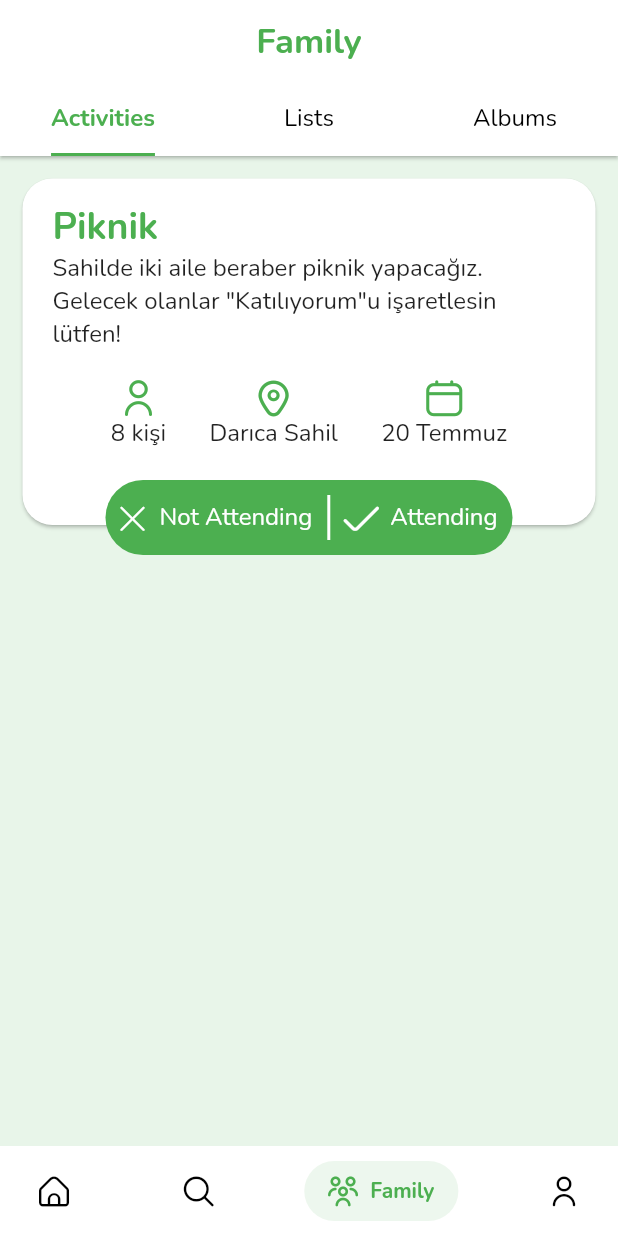
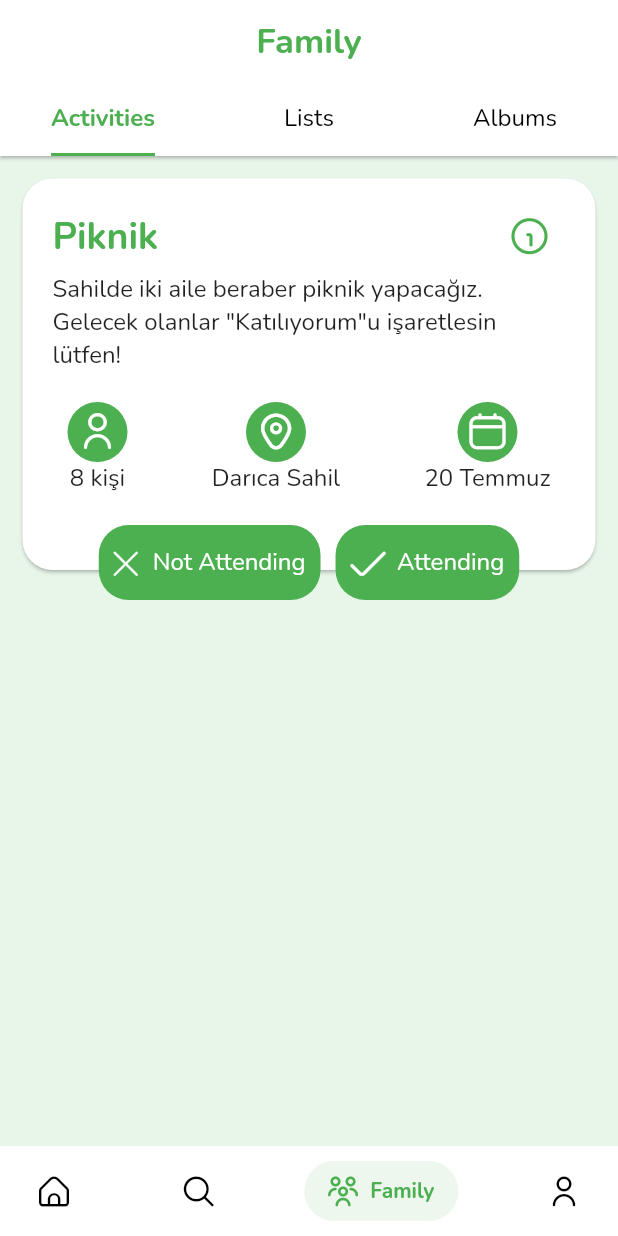
Before and after one commit to simamoglu/famille, a Flutter app: the screen it shows after launch, item 3 of the bottom bar chosen, on a phone screen of 412 x 824 dp. Run offline on Flutter 3.47's test engine with Material 2 defaults, Android fonts, the phone set to English and light mode, and no system bars; drawn by our look-alikes of salomon_bottom_bar; our stand-ins replace google_maps_flutter; generated files the repository leaves out were written again.

Commit message:
Activity detail screen was added and edited

```diff
--- a/lib/custom_icons.dart
+++ b/lib/custom_icons.dart
@@ -21,65 +21,126 @@ class FamilleIcons {
   static const _kFontFam = 'FamilleIcons';
   static const String? _kFontPkg = null;
 
-  static const IconData history = IconData(0xe82e, fontFamily: _kFontFam, fontPackage: _kFontPkg);
-  static const IconData home = IconData(0xe82f, fontFamily: _kFontFam, fontPackage: _kFontPkg);
-  static const IconData info = IconData(0xe830, fontFamily: _kFontFam, fontPackage: _kFontPkg);
-  static const IconData like = IconData(0xe831, fontFamily: _kFontFam, fontPackage: _kFontPkg);
-  static const IconData list_check = IconData(0xe832, fontFamily: _kFontFam, fontPackage: _kFontPkg);
-  static const IconData location = IconData(0xe833, fontFamily: _kFontFam, fontPackage: _kFontPkg);
-  static const IconData menu_burger = IconData(0xe834, fontFamily: _kFontFam, fontPackage: _kFontPkg);
-  static const IconData moon = IconData(0xe837, fontFamily: _kFontFam, fontPackage: _kFontPkg);
-  static const IconData palette = IconData(0xe838, fontFamily: _kFontFam, fontPackage: _kFontPkg);
-  static const IconData phone_call = IconData(0xe839, fontFamily: _kFontFam, fontPackage: _kFontPkg);
-  static const IconData picture = IconData(0xe83a, fontFamily: _kFontFam, fontPackage: _kFontPkg);
-  static const IconData plus = IconData(0xe83b, fontFamily: _kFontFam, fontPackage: _kFontPkg);
-  static const IconData refresh = IconData(0xe83c, fontFamily: _kFontFam, fontPackage: _kFontPkg);
-  static const IconData remove_user = IconData(0xe83d, fontFamily: _kFontFam, fontPackage: _kFontPkg);
-  static const IconData search = IconData(0xe83e, fontFamily: _kFontFam, fontPackage: _kFontPkg);
-  static const IconData send = IconData(0xe83f, fontFamily: _kFontFam, fontPackage: _kFontPkg);
-  static const IconData settings = IconData(0xe840, fontFamily: _kFontFam, fontPackage: _kFontPkg);
-  static const IconData settings_sliders = IconData(0xe841, fontFamily: _kFontFam, fontPackage: _kFontPkg);
-  static const IconData share = IconData(0xe842, fontFamily: _kFontFam, fontPackage: _kFontPkg);
-  static const IconData shopping_bag = IconData(0xe843, fontFamily: _kFontFam, fontPackage: _kFontPkg);
-  static const IconData sign_out_alt = IconData(0xe844, fontFamily: _kFontFam, fontPackage: _kFontPkg);
-  static const IconData square = IconData(0xe845, fontFamily: _kFontFam, fontPackage: _kFontPkg);
-  static const IconData sun = IconData(0xe846, fontFamily: _kFontFam, fontPackage: _kFontPkg);
-  static const IconData trash = IconData(0xe847, fontFamily: _kFontFam, fontPackage: _kFontPkg);
-  static const IconData user = IconData(0xe848, fontFamily: _kFontFam, fontPackage: _kFontPkg);
-  static const IconData user_add = IconData(0xe849, fontFamily: _kFontFam, fontPackage: _kFontPkg);
-  static const IconData mode_portrait = IconData(0xe84a, fontFamily: _kFontFam, fontPackage: _kFontPkg);
-  static const IconData add = IconData(0xe84b, fontFamily: _kFontFam, fontPackage: _kFontPkg);
-  static const IconData angle_left = IconData(0xe84c, fontFamily: _kFontFam, fontPackage: _kFontPkg);
-  static const IconData angle_down = IconData(0xe84e, fontFamily: _kFontFam, fontPackage: _kFontPkg);
-  static const IconData apps = IconData(0xe84f, fontFamily: _kFontFam, fontPackage: _kFontPkg);
-  static const IconData apps_add = IconData(0xe850, fontFamily: _kFontFam, fontPackage: _kFontPkg);
-  static const IconData at = IconData(0xe851, fontFamily: _kFontFam, fontPackage: _kFontPkg);
-  static const IconData bell = IconData(0xe852, fontFamily: _kFontFam, fontPackage: _kFontPkg);
-  static const IconData bookmark = IconData(0xe853, fontFamily: _kFontFam, fontPackage: _kFontPkg);
-  static const IconData bookmark_filled = IconData(0xe854, fontFamily: _kFontFam, fontPackage: _kFontPkg);
-  static const IconData brush = IconData(0xe855, fontFamily: _kFontFam, fontPackage: _kFontPkg);
-  static const IconData calendar = IconData(0xe856, fontFamily: _kFontFam, fontPackage: _kFontPkg);
-  static const IconData camera = IconData(0xe857, fontFamily: _kFontFam, fontPackage: _kFontPkg);
-  static const IconData chats = IconData(0xe858, fontFamily: _kFontFam, fontPackage: _kFontPkg);
-  static const IconData check = IconData(0xe859, fontFamily: _kFontFam, fontPackage: _kFontPkg);
-  static const IconData checkbox = IconData(0xe85a, fontFamily: _kFontFam, fontPackage: _kFontPkg);
-  static const IconData child_head = IconData(0xe85b, fontFamily: _kFontFam, fontPackage: _kFontPkg);
-  static const IconData clip = IconData(0xe85c, fontFamily: _kFontFam, fontPackage: _kFontPkg);
-  static const IconData comment = IconData(0xe85d, fontFamily: _kFontFam, fontPackage: _kFontPkg);
-  static const IconData contacts = IconData(0xe85e, fontFamily: _kFontFam, fontPackage: _kFontPkg);
-  static const IconData copy = IconData(0xe85f, fontFamily: _kFontFam, fontPackage: _kFontPkg);
-  static const IconData cross = IconData(0xe860, fontFamily: _kFontFam, fontPackage: _kFontPkg);
-  static const IconData cross_circle = IconData(0xe861, fontFamily: _kFontFam, fontPackage: _kFontPkg);
-  static const IconData download = IconData(0xe862, fontFamily: _kFontFam, fontPackage: _kFontPkg);
-  static const IconData donate = IconData(0xe863, fontFamily: _kFontFam, fontPackage: _kFontPkg);
-  static const IconData envelope = IconData(0xe864, fontFamily: _kFontFam, fontPackage: _kFontPkg);
-  static const IconData expand = IconData(0xe865, fontFamily: _kFontFam, fontPackage: _kFontPkg);
-  static const IconData family = IconData(0xe866, fontFamily: _kFontFam, fontPackage: _kFontPkg);
-  static const IconData filter = IconData(0xe867, fontFamily: _kFontFam, fontPackage: _kFontPkg);
-  static const IconData folder = IconData(0xe868, fontFamily: _kFontFam, fontPackage: _kFontPkg);
-  static const IconData following = IconData(0xe869, fontFamily: _kFontFam, fontPackage: _kFontPkg);
-  static const IconData globe = IconData(0xe86a, fontFamily: _kFontFam, fontPackage: _kFontPkg);
-  static const IconData grin = IconData(0xe86b, fontFamily: _kFontFam, fontPackage: _kFontPkg);
-  static const IconData heart = IconData(0xe86c, fontFamily: _kFontFam, fontPackage: _kFontPkg);
-  static const IconData heart_filled = IconData(0xe86d, fontFamily: _kFontFam, fontPackage: _kFontPkg);
+  static const IconData history =
+      IconData(0xe82e, fontFamily: _kFontFam, fontPackage: _kFontPkg);
+  static const IconData home =
+      IconData(0xe82f, fontFamily: _kFontFam, fontPackage: _kFontPkg);
+  static const IconData info =
+      IconData(0xe830, fontFamily: _kFontFam, fontPackage: _kFontPkg);
+  static const IconData like =
+      IconData(0xe831, fontFamily: _kFontFam, fontPackage: _kFontPkg);
+  static const IconData listcheck =
+      IconData(0xe832, fontFamily: _kFontFam, fontPackage: _kFontPkg);
+  static const IconData location =
+      IconData(0xe833, fontFamily: _kFontFam, fontPackage: _kFontPkg);
+  static const IconData menuburger =
+      IconData(0xe834, fontFamily: _kFontFam, fontPackage: _kFontPkg);
+  static const IconData moon =
+      IconData(0xe837, fontFamily: _kFontFam, fontPackage: _kFontPkg);
+  static const IconData palette =
+      IconData(0xe838, fontFamily: _kFontFam, fontPackage: _kFontPkg);
+  static const IconData phonecall =
+      IconData(0xe839, fontFamily: _kFontFam, fontPackage: _kFontPkg);
+  static const IconData picture =
+      IconData(0xe83a, fontFamily: _kFontFam, fontPackage: _kFontPkg);
+  static const IconData plus =
+      IconData(0xe83b, fontFamily: _kFontFam, fontPackage: _kFontPkg);
+  static const IconData refresh =
+      IconData(0xe83c, fontFamily: _kFontFam, fontPackage: _kFontPkg);
+  static const IconData removeuser =
+      IconData(0xe83d, fontFamily: _kFontFam, fontPackage: _kFontPkg);
+  static const IconData search =
+      IconData(0xe83e, fontFamily: _kFontFam, fontPackage: _kFontPkg);
+  static const IconData send =
+      IconData(0xe83f, fontFamily: _kFontFam, fontPackage: _kFontPkg);
+  static const IconData settings =
+      IconData(0xe840, fontFamily: _kFontFam, fontPackage: _kFontPkg);
+  static const IconData settingssliders =
+      IconData(0xe841, fontFamily: _kFontFam, fontPackage: _kFontPkg);
+  static const IconData share =
+      IconData(0xe842, fontFamily: _kFontFam, fontPackage: _kFontPkg);
+  static const IconData shoppingbag =
+      IconData(0xe843, fontFamily: _kFontFam, fontPackage: _kFontPkg);
+  static const IconData signoutalt =
+      IconData(0xe844, fontFamily: _kFontFam, fontPackage: _kFontPkg);
+  static const IconData square =
+      IconData(0xe845, fontFamily: _kFontFam, fontPackage: _kFontPkg);
+  static const IconData sun =
+      IconData(0xe846, fontFamily: _kFontFam, fontPackage: _kFontPkg);
+  static const IconData trash =
+      IconData(0xe847, fontFamily: _kFontFam, fontPackage: _kFontPkg);
+  static const IconData user =
+      IconData(0xe848, fontFamily: _kFontFam, fontPackage: _kFontPkg);
+  static const IconData useradd =
+      IconData(0xe849, fontFamily: _kFontFam, fontPackage: _kFontPkg);
+  static const IconData modeportrait =
+      IconData(0xe84a, fontFamily: _kFontFam, fontPackage: _kFontPkg);
+  static const IconData add =
+      IconData(0xe84b, fontFamily: _kFontFam, fontPackage: _kFontPkg);
+  static const IconData angleleft =
+      IconData(0xe84c, fontFamily: _kFontFam, fontPackage: _kFontPkg);
+  static const IconData angledown =
+      IconData(0xe84e, fontFamily: _kFontFam, fontPackage: _kFontPkg);
+  static const IconData apps =
+      IconData(0xe84f, fontFamily: _kFontFam, fontPackage: _kFontPkg);
+  static const IconData appsadd =
+      IconData(0xe850, fontFamily: _kFontFam, fontPackage: _kFontPkg);
+  static const IconData at =
+      IconData(0xe851, fontFamily: _kFontFam, fontPackage: _kFontPkg);
+  static const IconData bell =
+      IconData(0xe852, fontFamily: _kFontFam, fontPackage: _kFontPkg);
+  static const IconData bookmark =
+      IconData(0xe853, fontFamily: _kFontFam, fontPackage: _kFontPkg);
+  static const IconData bookmarkfilled =
+      IconData(0xe854, fontFamily: _kFontFam, fontPackage: _kFontPkg);
+  static const IconData brush =
+      IconData(0xe855, fontFamily: _kFontFam, fontPackage: _kFontPkg);
+  static const IconData calendar =
+      IconData(0xe856, fontFamily: _kFontFam, fontPackage: _kFontPkg);
+  static const IconData camera =
+      IconData(0xe857, fontFamily: _kFontFam, fontPackage: _kFontPkg);
+  static const IconData chats =
+      IconData(0xe858, fontFamily: _kFontFam, fontPackage: _kFontPkg);
+  static const IconData check =
+      IconData(0xe859, fontFamily: _kFontFam, fontPackage: _kFontPkg);
+  static const IconData checkbox =
+      IconData(0xe85a, fontFamily: _kFontFam, fontPackage: _kFontPkg);
+  static const IconData childhead =
+      IconData(0xe85b, fontFamily: _kFontFam, fontPackage: _kFontPkg);
+  static const IconData clip =
+      IconData(0xe85c, fontFamily: _kFontFam, fontPackage: _kFontPkg);
+  static const IconData comment =
+      IconData(0xe85d, fontFamily: _kFontFam, fontPackage: _kFontPkg);
+  static const IconData contacts =
+      IconData(0xe85e, fontFamily: _kFontFam, fontPackage: _kFontPkg);
+  static const IconData copy =
+      IconData(0xe85f, fontFamily: _kFontFam, fontPackage: _kFontPkg);
+  static const IconData cross =
+      IconData(0xe860, fontFamily: _kFontFam, fontPackage: _kFontPkg);
+  static const IconData crosscircle =
+      IconData(0xe861, fontFamily: _kFontFam, fontPackage: _kFontPkg);
+  static const IconData download =
+      IconData(0xe862, fontFamily: _kFontFam, fontPackage: _kFontPkg);
+  static const IconData donate =
+      IconData(0xe863, fontFamily: _kFontFam, fontPackage: _kFontPkg);
+  static const IconData envelope =
+      IconData(0xe864, fontFamily: _kFontFam, fontPackage: _kFontPkg);
+  static const IconData expand =
+      IconData(0xe865, fontFamily: _kFontFam, fontPackage: _kFontPkg);
+  static const IconData family =
+      IconData(0xe866, fontFamily: _kFontFam, fontPackage: _kFontPkg);
+  static const IconData filter =
+      IconData(0xe867, fontFamily: _kFontFam, fontPackage: _kFontPkg);
+  static const IconData folder =
+      IconData(0xe868, fontFamily: _kFontFam, fontPackage: _kFontPkg);
+  static const IconData following =
+      IconData(0xe869, fontFamily: _kFontFam, fontPackage: _kFontPkg);
+  static const IconData globe =
+      IconData(0xe86a, fontFamily: _kFontFam, fontPackage: _kFontPkg);
+  static const IconData grin =
+      IconData(0xe86b, fontFamily: _kFontFam, fontPackage: _kFontPkg);
+  static const IconData heart =
+      IconData(0xe86c, fontFamily: _kFontFam, fontPackage: _kFontPkg);
+  static const IconData heartfilled =
+      IconData(0xe86d, fontFamily: _kFontFam, fontPackage: _kFontPkg);
 }
--- a/lib/l10n/app_en.arb
+++ b/lib/l10n/app_en.arb
@@ -17,6 +17,10 @@
     "notAttending": "Not Attending",
     "lists": "Lists",
     "albums": "Albums",
+    "participants": "Participants",
+    "location": "Location",
+    "date": "Date",
+    "addtocalendar": "Add To Calendar",
 
     "bookmarks": "My Bookmarks",
     "alphabetical": "Alphabetical",
--- a/lib/l10n/app_tr.arb
+++ b/lib/l10n/app_tr.arb
@@ -17,6 +17,10 @@
     "notAttending": "Katılmıyorum",
     "lists": "Listeler",
     "albums": "Albümler",
+    "participants": "Katılımcılar",
+    "location": "Konum",
+    "date": "Tarih",
+    "addtocalendar": "Takvime Ekle",
 
     "bookmarks": "Kaydedilenlerim",
     "alphabetical": "Alfabetik",
--- a/lib/screens/activities_screen.dart
+++ b/lib/screens/activities_screen.dart
@@ -4,6 +4,7 @@ import 'package:famille/custom_icons.dart';
 
 import 'package:famille/widgets/custom_card.dart';
 import '../widgets/attend_bar.dart';
+import 'activity_details_screen.dart';
 
 class ActivitiesScreen extends StatelessWidget {
   const ActivitiesScreen({Key? key}) : super(key: key);
@@ -31,9 +32,29 @@ class ActivitiesScreen extends StatelessWidget {
                     padding: const EdgeInsets.symmetric(
                       horizontal: 10,
                     ),
-                    child: Text(
-                      'Piknik',
-                      style: Theme.of(context).textTheme.headline1,
+                    child: Row(
+                      mainAxisAlignment: MainAxisAlignment.spaceBetween,
+                      children: [
+                        Text(
+                          'Piknik',
+                          style: Theme.of(context).textTheme.headline1,
+                        ),
+                        IconButton(
+                          onPressed: () {
+                            Navigator.push(
+                              context,
+                              MaterialPageRoute(
+                                builder: (context) =>
+                                    const ActivityDetailsScreen(),
+                              ),
+                            );
+                          },
+                          icon: const Icon(
+                            FamilleIcons.info,
+                            color: Colors.green,
+                          ),
+                        ),
+                      ],
                     ),
                   ),
                   Padding(
@@ -48,31 +69,40 @@ class ActivitiesScreen extends StatelessWidget {
                   Padding(
                     padding: const EdgeInsets.all(20.0),
                     child: Row(
-                      mainAxisAlignment: MainAxisAlignment.spaceEvenly,
+                      mainAxisAlignment: MainAxisAlignment.spaceBetween,
                       children: [
                         Column(
                           children: const [
-                            Icon(
-                              FamilleIcons.user,
-                              color: Colors.green,
+                            CircleAvatar(
+                              backgroundColor: Colors.green,
+                              child: Icon(
+                                FamilleIcons.user,
+                                color: Colors.white,
+                              ),
                             ),
                             Text('8 kişi'),
                           ],
                         ),
                         Column(
                           children: const [
-                            Icon(
-                              FamilleIcons.location,
-                              color: Colors.green,
+                            CircleAvatar(
+                              backgroundColor: Colors.green,
+                              child: Icon(
+                                FamilleIcons.location,
+                                color: Colors.white,
+                              ),
                             ),
                             Text('Darıca Sahil'),
                           ],
                         ),
                         Column(
                           children: const [
-                            Icon(
-                              FamilleIcons.calendar,
-                              color: Colors.green,
+                            CircleAvatar(
+                              backgroundColor: Colors.green,
+                              child: Icon(
+                                FamilleIcons.calendar,
+                                color: Colors.white,
+                              ),
                             ),
                             Text('20 Temmuz'),
                           ],
--- a/lib/screens/bookmarks_screen.dart
+++ b/lib/screens/bookmarks_screen.dart
@@ -14,7 +14,7 @@ class BookmarksScreen extends StatelessWidget {
         centerTitle: true,
         leading: IconButton(
           icon: const Icon(
-            FamilleIcons.angle_left,
+            FamilleIcons.angleleft,
           ),
           onPressed: () => Navigator.of(context).pop(),
         ),
--- a/lib/screens/chat_screen.dart
+++ b/lib/screens/chat_screen.dart
@@ -16,7 +16,7 @@ class _ChatScreenState extends State<ChatScreen> {
       appBar: AppBar(
         leading: IconButton(
           icon: const Icon(
-            FamilleIcons.angle_left,
+            FamilleIcons.angleleft,
             color: Colors.green,
           ),
           onPressed: () => Navigator.of(context).pop(),
--- a/lib/screens/chats_list_screen.dart
+++ b/lib/screens/chats_list_screen.dart
@@ -17,7 +17,7 @@ class ChatsListScreen extends StatelessWidget {
       appBar: AppBar(
         leading: IconButton(
           icon: const Icon(
-            FamilleIcons.angle_left,
+            FamilleIcons.angleleft,
           ),
           onPressed: () => Navigator.of(context).pop(),
         ),
--- a/lib/screens/family_screen.dart
+++ b/lib/screens/family_screen.dart
@@ -1,7 +1,6 @@
 import 'package:flutter/material.dart';
 
 import 'package:flutter_gen/gen_l10n/app_localizations.dart';
-import 'package:famille/custom_icons.dart';
 
 import 'activities_screen.dart';
 import 'todo_list_screen.dart';
--- a/lib/screens/settings_screen.dart
+++ b/lib/screens/settings_screen.dart
@@ -22,7 +22,7 @@ class SettingsScreen extends StatelessWidget {
         centerTitle: true,
         leading: IconButton(
           icon: const Icon(
-            FamilleIcons.angle_left,
+            FamilleIcons.angleleft,
           ),
           onPressed: () => Navigator.of(context).pop(),
         ),
@@ -138,7 +138,7 @@ class SettingsScreen extends StatelessWidget {
                       mainAxisAlignment: MainAxisAlignment.start,
                       children: [
                         const Icon(
-                          FamilleIcons.settings_sliders,
+                          FamilleIcons.settingssliders,
                           color: Colors.green,
                           size: 30,
                         ),
--- a/lib/screens/settings_screens/about_screen.dart
+++ b/lib/screens/settings_screens/about_screen.dart
@@ -13,7 +13,7 @@ class AboutScreen extends StatelessWidget {
       appBar: AppBar(
         leading: IconButton(
           icon: const Icon(
-            FamilleIcons.angle_left,
+            FamilleIcons.angleleft,
           ),
           onPressed: () => Navigator.of(context).pop(),
         ),
--- a/lib/screens/settings_screens/app_settings_screen.dart
+++ b/lib/screens/settings_screens/app_settings_screen.dart
@@ -13,7 +13,7 @@ class AppSettingsScreen extends StatelessWidget {
       appBar: AppBar(
         leading: IconButton(
           icon: const Icon(
-            FamilleIcons.angle_left,
+            FamilleIcons.angleleft,
           ),
           onPressed: () => Navigator.of(context).pop(),
         ),
--- a/lib/screens/settings_screens/donation_screen.dart
+++ b/lib/screens/settings_screens/donation_screen.dart
@@ -13,7 +13,7 @@ class DonationScreen extends StatelessWidget {
       appBar: AppBar(
         leading: IconButton(
           icon: const Icon(
-            FamilleIcons.angle_left,
+            FamilleIcons.angleleft,
           ),
           onPressed: () => Navigator.of(context).pop(),
         ),
--- a/lib/screens/settings_screens/profile_settings_screen.dart
+++ b/lib/screens/settings_screens/profile_settings_screen.dart
@@ -13,7 +13,7 @@ class ProfileSettingsScreen extends StatelessWidget {
       appBar: AppBar(
         leading: IconButton(
           icon: const Icon(
-            FamilleIcons.angle_left,
+            FamilleIcons.angleleft,
           ),
           onPressed: () => Navigator.of(context).pop(),
         ),
--- a/lib/screens/settings_screens/theme_screen.dart
+++ b/lib/screens/settings_screens/theme_screen.dart
@@ -13,7 +13,7 @@ class ThemeScreen extends StatelessWidget {
       appBar: AppBar(
         leading: IconButton(
           icon: const Icon(
-            FamilleIcons.angle_left,
+            FamilleIcons.angleleft,
           ),
           onPressed: () => Navigator.of(context).pop(),
         ),
--- a/lib/widgets/attend_bar.dart
+++ b/lib/widgets/attend_bar.dart
@@ -8,21 +8,21 @@ class AttendBar extends StatelessWidget {
 
   @override
   Widget build(BuildContext context) {
-    return Container(
+    return Row(
+      mainAxisSize: MainAxisSize.min,
+      mainAxisAlignment: MainAxisAlignment.center,
+      crossAxisAlignment: CrossAxisAlignment.center,
+      children: [
+        Container(
           padding: const EdgeInsets.all(10),
           decoration: const BoxDecoration(
             color: Colors.green,
             borderRadius: BorderRadius.all(
-          Radius.circular(50),
+              Radius.circular(20),
             ),
           ),
           height: 50,
-      child: Row(
-        mainAxisSize: MainAxisSize.min,
-        mainAxisAlignment: MainAxisAlignment.center,
-        crossAxisAlignment: CrossAxisAlignment.center,
-        children: [
-          InkWell(
+          child: InkWell(
             child: Row(
               children: [
                 const Icon(
@@ -39,24 +39,26 @@ class AttendBar extends StatelessWidget {
                     color: Colors.white,
                   ),
                 ),
-                const SizedBox(
-                  width: 10,
-                ),
               ],
             ),
             onTap: () {},
           ),
-          const VerticalDivider(
-            color: Colors.white,
-            thickness: 2,
-            width: 1,
         ),
-          InkWell(
-            child: Row(
-              children: [
         const SizedBox(
           width: 10,
         ),
+        Container(
+          padding: const EdgeInsets.all(10),
+          decoration: const BoxDecoration(
+            color: Colors.green,
+            borderRadius: BorderRadius.all(
+              Radius.circular(20),
+            ),
+          ),
+          height: 50,
+          child: InkWell(
+            child: Row(
+              children: [
                 const Icon(
                   FamilleIcons.check,
                   size: 16,
@@ -75,8 +77,8 @@ class AttendBar extends StatelessWidget {
             ),
             onTap: () {},
           ),
+        ),
       ],
-      ),
     );
   }
 }
--- a/lib/widgets/custom_colorful_card.dart
+++ b/lib/widgets/custom_colorful_card.dart
@@ -17,8 +17,8 @@ class CustomColorfulCard extends StatelessWidget {
           borderRadius: BorderRadius.circular(20),
           gradient: LinearGradient(
             colors: [
-              Colors.green.shade500,
-              Colors.green.shade700,
+              Colors.green.shade400,
+              Colors.green.shade600,
             ],
             begin: Alignment.topCenter,
             end: Alignment.bottomCenter,
--- a/lib/widgets/like_bar.dart
+++ b/lib/widgets/like_bar.dart
@@ -13,7 +13,7 @@ class LikeBar extends StatelessWidget {
       ),
       decoration: const BoxDecoration(
           borderRadius: BorderRadius.all(
-            Radius.circular(50),
+            Radius.circular(20),
           ),
           color: Colors.green),
       padding: const EdgeInsets.all(5),
--- a/pubspec.yaml
+++ b/pubspec.yaml
@@ -16,6 +16,7 @@ dependencies:
   flutter_localizations:
     sdk: flutter
   intl: ^0.17.0
+  google_maps_flutter: ^2.1.9
 
 dev_dependencies:
   flutter_test:
```
Also changed, not shown: lib/screens/activity_details_screen.dart (added, +209 -0 lines), lib/widgets/activity_details_dialog.dart (deleted, +0 -27 lines), pubspec.lock, 2 other files. Lines whose indentation alone changed are shown as unchanged.
